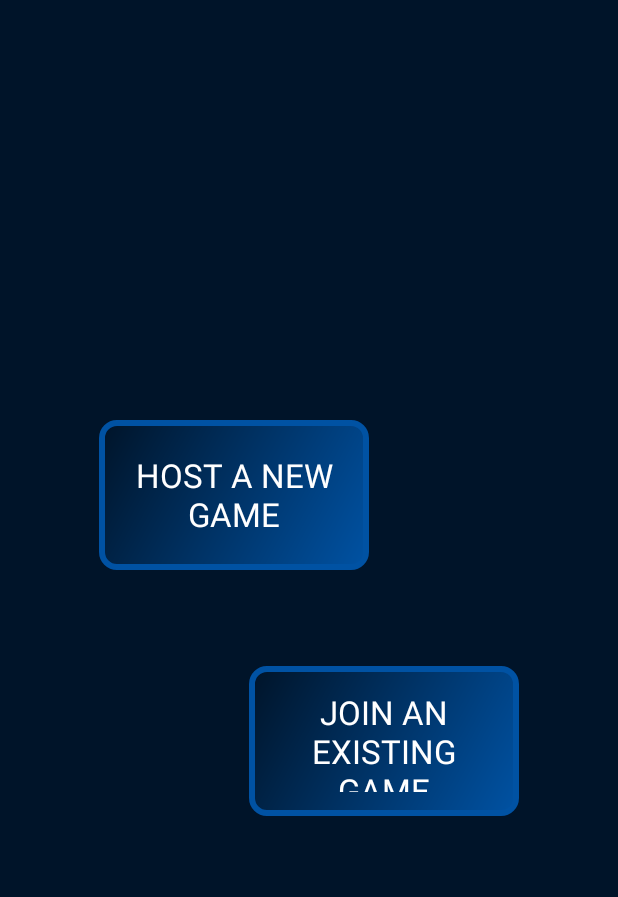
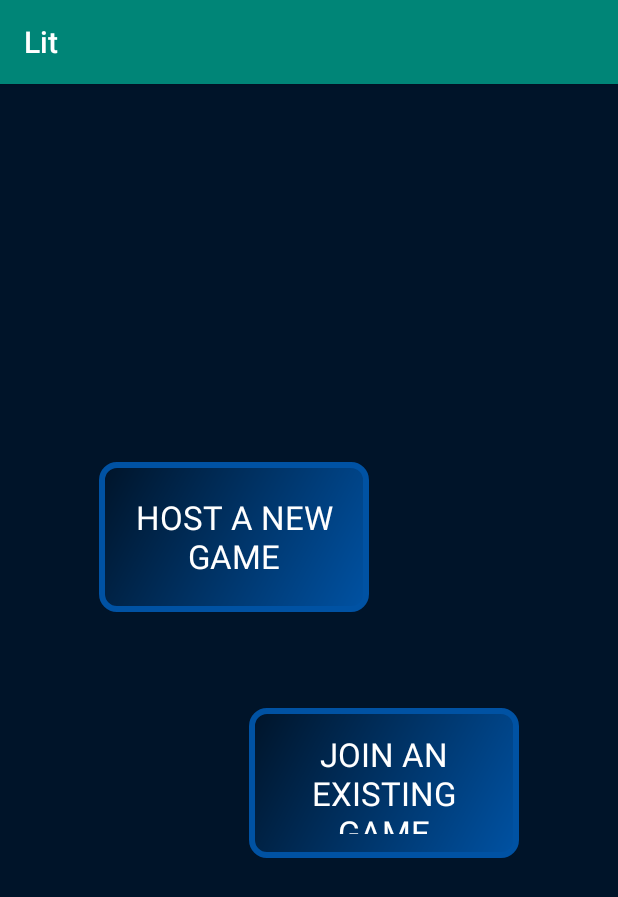
Before and after one commit to mr-dr/dojo, an Android app: the screen it shows after launch (LitGameActivity before the commit, LitInitActivity after it), after a tap on "Start", on a phone screen of 412 x 824 dp. Shown: the top 897 px of the screen. Run offline under Robolectric (Android 15) with nearby library versions, the phone set to English and light mode, and no system bars; our stand-ins replace AdMob, Volley; Roboto replaces fonts that are not available here.

Commit message:
init & game activities separated

```diff
--- a/app/src/main/AndroidManifest.xml
+++ b/app/src/main/AndroidManifest.xml
@@ -28,6 +28,7 @@
             android:theme="@style/AppTheme.NoActionBar" />
         <activity android:name=".lit.activity.LitGameActivity"
             android:theme="@style/AppTheme.NoActionBar" />
+        <activity android:name=".lit.activity.LitInitActivity" />
 
         <meta-data
             android:name="preloaded_fonts"
--- a/app/src/main/java/com/dojo/lit/activity/GamesListActivity.kt
+++ b/app/src/main/java/com/dojo/lit/activity/GamesListActivity.kt
@@ -6,7 +6,9 @@ import android.widget.TextView
 import com.dojo.lit.R
 import com.dojo.lit.base.BaseActivity
 import com.dojo.lit.lit.activity.LitGameActivity
+import com.dojo.lit.lit.activity.LitInitActivity
 
+// fixme skipping activity until more games
 class GamesListActivity : BaseActivity() {
     private var tv: TextView? = null
     private var gameList = ArrayList<String>()
@@ -17,9 +19,11 @@ class GamesListActivity : BaseActivity() {
         tv?.text = "GamesList Screen\n" + tv?.text // fixme
 
         if (gameList.size <= 1) {
-            val intent = Intent(this, LitGameActivity::class.java)
+            val intent = Intent(this, LitInitActivity::class.java)
             startActivity(intent)
         }
 
     }
+
+
 }
--- a/app/src/main/java/com/dojo/lit/activity/LauncherActivity.kt
+++ b/app/src/main/java/com/dojo/lit/activity/LauncherActivity.kt
@@ -5,6 +5,7 @@ import android.os.Bundle
 import android.widget.TextView
 import com.dojo.lit.R
 import com.dojo.lit.base.BaseActivity
+import com.dojo.lit.lit.activity.LitInitActivity
 
 class LauncherActivity : BaseActivity() {
     private var tv: TextView? = null
@@ -21,7 +22,7 @@ class LauncherActivity : BaseActivity() {
         welcomeTv?.text = getResources().getString(R.string.welcome1)
 
         tv?.setOnClickListener { view -> // temp impl
-            val intent = Intent(this, GamesListActivity::class.java)
+            val intent = Intent(this, LitInitActivity::class.java)
             startActivity(intent)
             // TODO delete this activity after sending elsewhere
         }
--- a/app/src/main/java/com/dojo/lit/base/BaseActivity.kt
+++ b/app/src/main/java/com/dojo/lit/base/BaseActivity.kt
@@ -21,7 +21,7 @@ abstract class BaseActivity : AppCompatActivity() {
     override fun onCreate(savedInstanceState: Bundle?) {
         super.onCreate(savedInstanceState)
         firebaseAnalytics = FirebaseAnalytics.getInstance(this)
-        setContentView(R.layout.activity_main)
+//        setContentView(R.layout.activity_main)
     }
 
     final fun sendFirebaseEvent(event: String, bundle: Bundle) {
--- a/app/src/main/java/com/dojo/lit/lit/BundleArgumentKeys.kt
+++ b/app/src/main/java/com/dojo/lit/lit/BundleArgumentKeys.kt
@@ -1,6 +1,9 @@
 package com.dojo.lit.lit
 
 object BundleArgumentKeys {
+    val GAME_DATA_ARGS: String
+        get() = "args"
+
     val GAME_CODE: String
         get() = "game_code"
 
--- a/app/src/main/java/com/dojo/lit/lit/activity/LitGameActivity.kt
+++ b/app/src/main/java/com/dojo/lit/lit/activity/LitGameActivity.kt
@@ -3,25 +3,21 @@ package com.dojo.lit.lit.activity
 import android.os.Bundle
 import com.dojo.lit.R
 import com.dojo.lit.base.BaseActivity
+import com.dojo.lit.lit.BundleArgumentKeys
 import com.dojo.lit.lit.fragment.InitGameFragment
 import com.dojo.lit.lit.fragment.PlayGameFragment
 
 class LitGameActivity : BaseActivity() {
 
     lateinit var playGameFragment: PlayGameFragment
-    lateinit var initGameFragment: InitGameFragment
 
     override fun onCreate(savedInstanceState: Bundle?) {
         super.onCreate(savedInstanceState)
         setContentView(R.layout.activity_lit)
-        initGameFragment = InitGameFragment()
-        replaceFragment(initGameFragment, R.id.content_frame, false, false, "LitGameActivity")
+        playGameFragment = PlayGameFragment()
+        playGameFragment.arguments = intent.extras!![BundleArgumentKeys.GAME_DATA_ARGS] as Bundle
+        replaceFragment(playGameFragment, R.id.content_frame, false, false, "LitGameActivity")
 
     }
 
-    fun joinGame(gameData: Bundle) {
-        playGameFragment = PlayGameFragment()
-        playGameFragment.arguments = gameData
-        replaceFragment(playGameFragment, R.id.content_frame, false, false, "LitGameActivity")
-    }
 }
--- /dev/null
+++ b/app/src/main/java/com/dojo/lit/lit/activity/LitInitActivity.kt
@@ -0,0 +1,19 @@
+package com.dojo.lit.lit.activity
+
+import android.os.Bundle
+import com.dojo.lit.R
+import com.dojo.lit.base.BaseActivity
+import com.dojo.lit.lit.fragment.InitGameFragment
+
+class LitInitActivity : BaseActivity() {
+
+    lateinit var initGameFragment: InitGameFragment
+
+    override fun onCreate(savedInstanceState: Bundle?) {
+        super.onCreate(savedInstanceState)
+        setContentView(R.layout.activity_lit)
+        initGameFragment = InitGameFragment()
+        replaceFragment(initGameFragment, R.id.content_frame, false, false, "LitInitActivity")
+
+    }
+}
--- a/app/src/main/res/values/strings.xml
+++ b/app/src/main/res/values/strings.xml
@@ -74,7 +74,7 @@
     <string name="your_cards">Your Cards</string>
     <string name="logs">Logs</string>
     <string name="none">None/Empty</string>
-    <string name="lit_game_not_enough_args">Not enough information to start game!\\nGame probably not started yet!!</string>
+    <string name="lit_game_not_enough_args">Not enough information to start game!\nGame probably not started yet!!</string>
 <!--    <string name="game_code">Game Code: %s</string>-->
     <string name="game_code">Game Code\n%s</string>
     <string name="waiting_for_turn">Waiting for %s to play</string>
```
Also changed, not shown: app/src/main/java/com/dojo/lit/lit/fragment/InitGameFragment.kt (+13 -9 lines).
